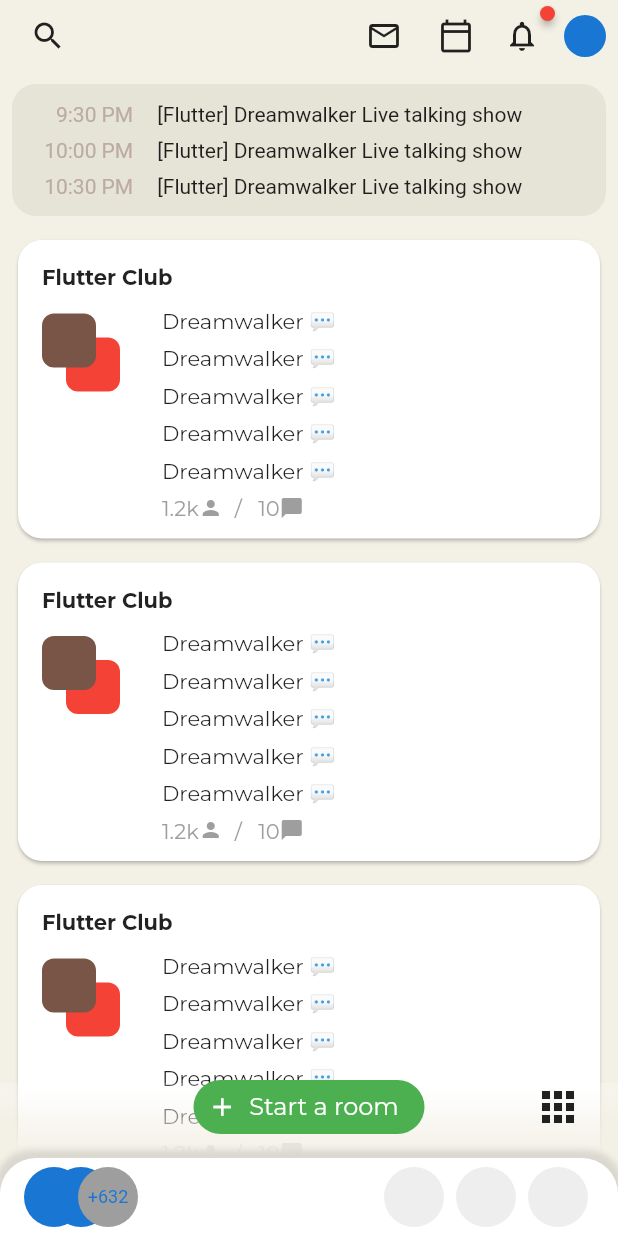
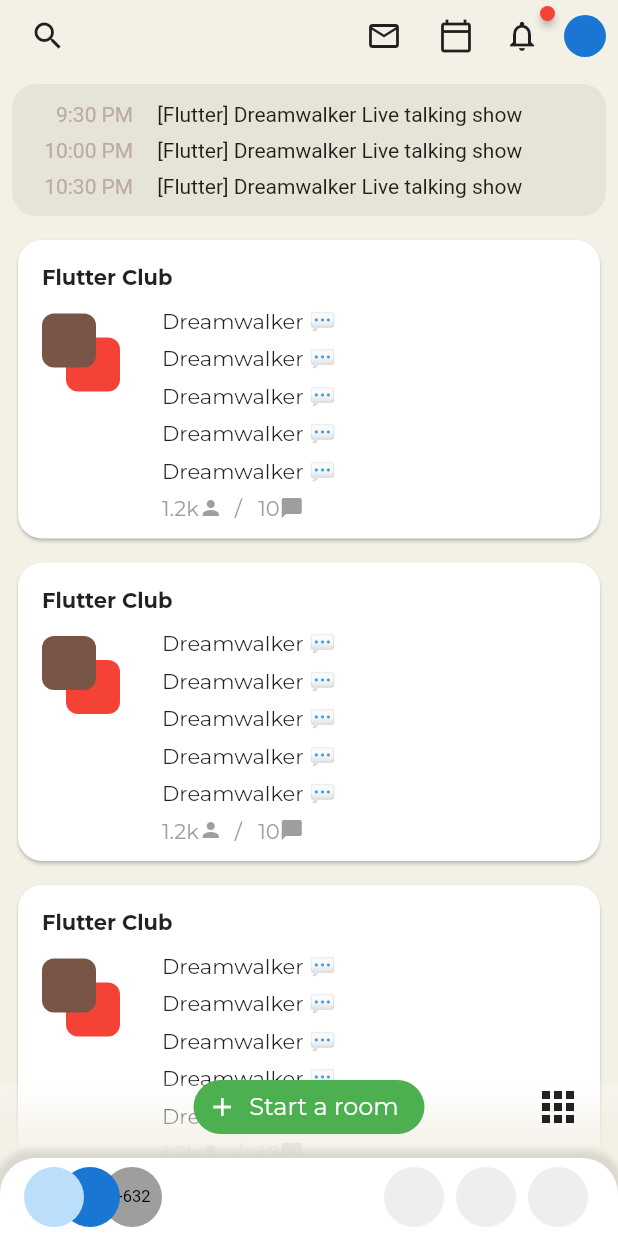
Before and after one commit to JAICHANGPARK/flutter_notebook_11th_story, a Flutter app: the screen it shows after launch, on a phone screen of 412 x 824 dp. Run offline on Flutter 3.47's test engine with Material 2 defaults, Android fonts, the phone set to English and light mode, and no system bars; drawn by our look-alikes of badges, flutter_inner_drawer; our stand-ins replace backdrop, google_fonts.

Commit message:
Update clubhouse_home_page.dart

```diff
--- a/lib/ep701_clubhouse/ui/clubhouse_home_page.dart
+++ b/lib/ep701_clubhouse/ui/clubhouse_home_page.dart
@@ -529,26 +529,32 @@ class _ClubhouseHomePageState extends State<ClubhouseHomePage> {
                 children: [
                   Expanded(child: Stack(
                     children: [
+
                       Positioned(
-                        top: 0,
-                        left: 0,
+                          top: 0,
+                          left: 52,
+                          bottom: 0,
+                          child: CircleAvatar(
+                            foregroundColor: Colors.black,
+                            backgroundColor: Colors.grey,
+                            child: Text("+632",style: TextStyle(
+                              fontSize: 11
+                            ),),
+                          )),
+                      Positioned(
+                          top: 0,
+                          left: 24,
                           bottom: 0,
                           child: CircleAvatar()),
-                      Positioned(
-                        top: 0,
-                          left: 18,
-                          bottom: 0,
-                          child: CircleAvatar()),
+
                       Positioned(
                           top: 0,
-                          left: 36,
+                          left: 0,
                           bottom: 0,
                           child: CircleAvatar(
-                            backgroundColor: Colors.grey,
-                            child: Text("+632",style: TextStyle(
-                              fontSize: 12
-                            ),),
-                          ))
+                            foregroundColor: Colors.brown,
+                          )),
+
                     ],
                   )),
                   Padding(
```
